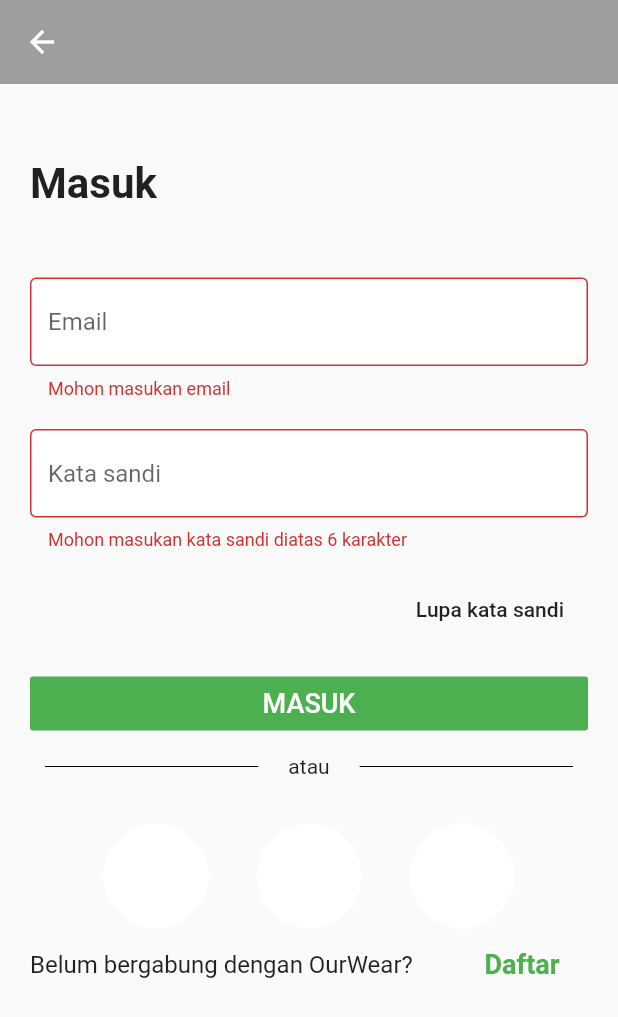
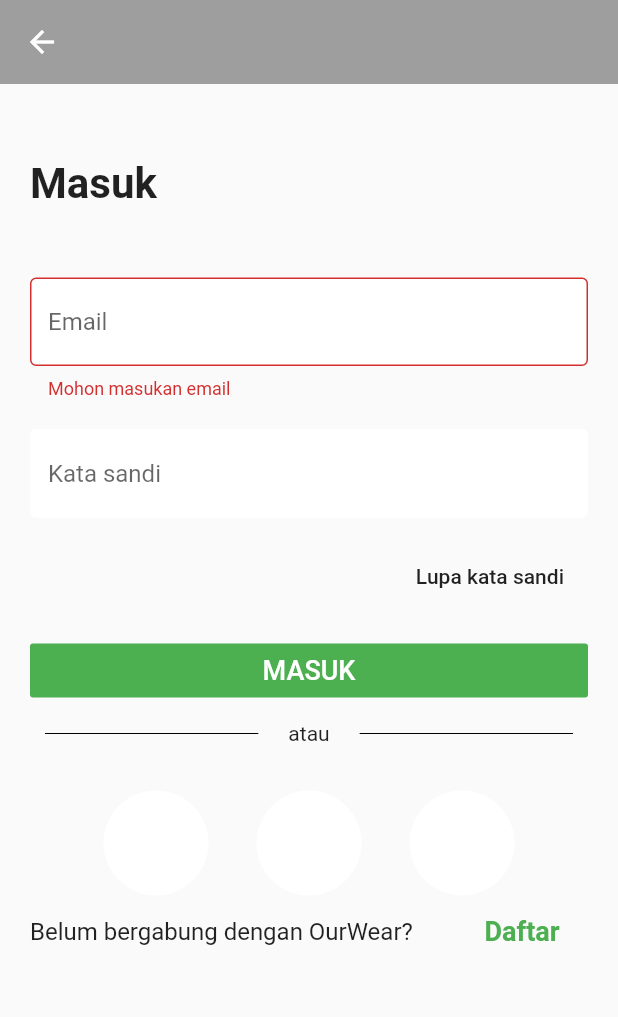
Before and after one commit to JOELwindows7/ourwear_prototype, a Flutter app: the AccountScaffold screen opened directly, after a tap on "MASUK", on a phone screen of 412 x 824 dp. Shown: the top 1017 px of the screen. Run offline on Flutter 3.47's test engine with Material 2 defaults, Android fonts, the light colour scheme and no system bars; our stand-ins replace cloud_firestore, firebase_auth, flutter_spinkit, fluttertoast, sensors and 1 more; missing offline and left inert: box2d_flame, dart:ffi, dart:js, flame, shake; accounts and stored records are empty.

Commit message:
MAU NGAPAIN YA?
netahlah entahlah entahlah

install loading screen on login & register
fix khohoc timed detector null

```diff
--- a/lib/Scaffolds/Account/Login.dart
+++ b/lib/Scaffolds/Account/Login.dart
@@ -1,6 +1,7 @@
 import 'package:flutter/cupertino.dart';
 import 'package:flutter/material.dart';
 import 'package:ourwearprototype/shared/constants.dart';
+import 'package:ourwearprototype/shared/loading.dart';
 import 'package:ourwearprototype/shared/tombol/SocialButton.dart';
 import 'package:ourwearprototype/services/auth.dart';
 
@@ -26,7 +27,7 @@ class _LoginPageState extends State<LoginPage> {
 
   @override
   Widget build(BuildContext context) {
-    return Form(
+    return loading? Loading(): Form(
       key: _formKey,
       child: SingleChildScrollView(
         child: Container(
@@ -74,7 +75,7 @@ class _LoginPageState extends State<LoginPage> {
                     decoration: textInputDecoration.copyWith(
                       hintText: 'Kata sandi',
                     ),
-                    validator: (val) => val.length < 6 ? 'Mohon masukan kata sandi diatas 6 karakter' : null,
+//                    validator: (val) => val.length < 6 ? 'Mohon masukan kata sandi diatas 6 karakter' : null,
                     obscureText: true,
                     onChanged: (val){
                       setState(() {
--- a/lib/Scaffolds/Account/Signup.dart
+++ b/lib/Scaffolds/Account/Signup.dart
@@ -2,6 +2,7 @@ import 'package:flutter/cupertino.dart';
 import 'package:flutter/material.dart';
 import 'package:ourwearprototype/shared/constants.dart';
 import 'package:ourwearprototype/services/auth.dart';
+import 'package:ourwearprototype/shared/loading.dart';
 
 class SignUpPage extends StatefulWidget {
 
@@ -27,7 +28,7 @@ class _SignUpPageState extends State<SignUpPage> {
 
   @override
   Widget build(BuildContext context) {
-    return Form(
+    return loading? Loading(): Form(
       key: _formKey,
       child: SingleChildScrollView(
         child: Container(
--- a/lib/Scaffolds/Games/KhochocTimed.dart
+++ b/lib/Scaffolds/Games/KhochocTimed.dart
@@ -181,7 +181,9 @@ class _KhochocTimedState extends State<KhochocTimed> {
           icon: Icon(Icons.arrow_back),
           onPressed: (){
             Fluttertoast.showToast(msg: 'You got $KhochocCoin 💰 Coins!');
-            detector.stopListening();
+            if (detector != null) {
+              detector.stopListening();
+            }
             //databaser.closeDatabase();
             Navigator.pop(context);
           },
--- a/lib/Scaffolds/Games/game-selector-hub.dart
+++ b/lib/Scaffolds/Games/game-selector-hub.dart
@@ -1,5 +1,7 @@
 import 'package:flutter/cupertino.dart';
 import 'package:flutter/material.dart';
+import 'package:ourwearprototype/Scaffolds/Games/LoadingTest.dart';
+import 'package:ourwearprototype/shared/loading.dart';
 
 import 'ContainsScaffold.dart';
 import 'Khochoc.dart';
@@ -62,6 +64,7 @@ class _GameListState extends State<GameList> {
     DaftarGame(Icons.vibration, 'Khochoc Timed!'),
     DaftarGame(Icons.score, 'Khochoc Highscore'),
     DaftarGame(Icons.redeem, 'OurWear Roff Skets'),
+    DaftarGame(Icons.bubble_chart, 'Loading Screen'),
   ];
   @override
   Widget build(BuildContext context) {
@@ -99,6 +102,9 @@ class _GameListState extends State<GameList> {
                   case 7:
                     return OurWearRoffSkets();
                     break;
+                  case 8:
+                    return LoadingTest();
+                    break;
                   default:
                     return NotFoundError();
                     break;
```
Also changed, not shown: lib/Scaffolds/Games/LoadingTest.dart (added, +18 -0 lines).
